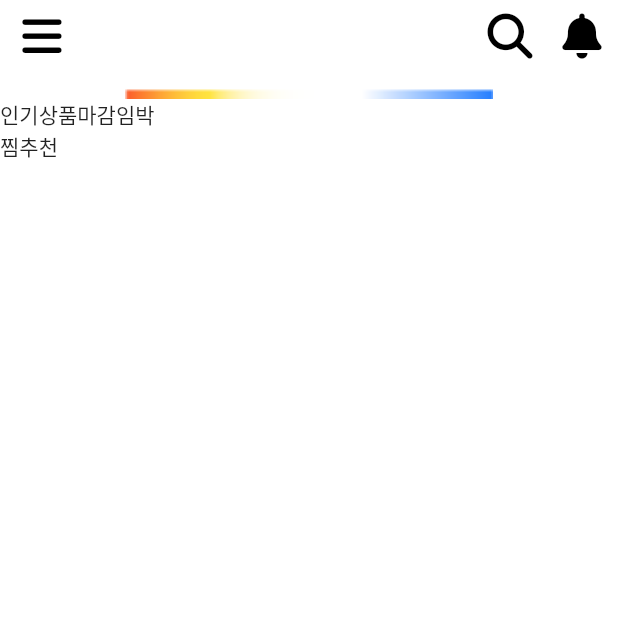
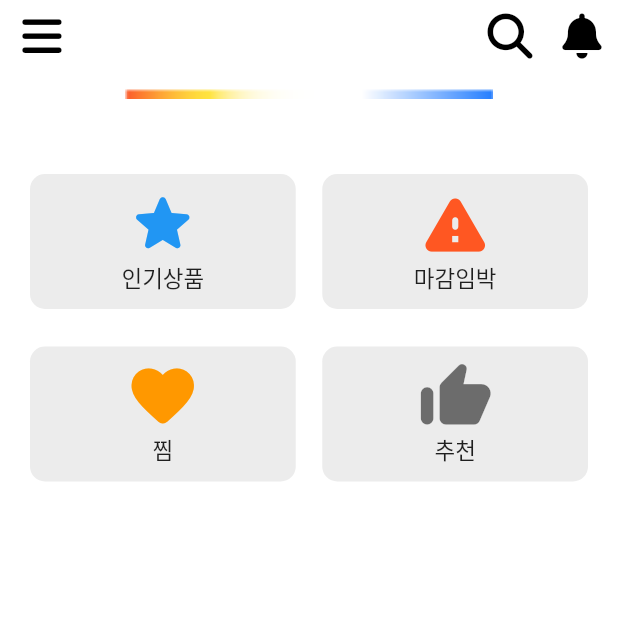
Before and after one commit to AsanHO/rayshop, a Flutter app: the HomeScreen screen opened directly, on a phone screen of 412 x 824 dp, the top half of it. Run offline on Flutter 3.47's test engine with Material 2 defaults, Android fonts, the phone set to English and light mode, and no system bars; our stand-ins replace firebase_auth, firebase_core, flutter_secure_storage, font_awesome_flutter; accounts and stored records are empty.

Commit message:
04/13 home_screen

```diff
--- a/lib/enroll/enroll_screen.dart
+++ b/lib/enroll/enroll_screen.dart
@@ -3,7 +3,9 @@ import 'package:rayshop/enroll/widgets/enrollComboBox.dart';
 import 'package:rayshop/enroll/widgets/enrollTextField.dart';
 
 class EnrollScreen extends StatefulWidget {
-  const EnrollScreen({super.key});
+  const EnrollScreen({
+    super.key,
+  });
 
   @override
   State<EnrollScreen> createState() => _EnrollScreenState();
@@ -70,10 +72,10 @@ class _EnrollScreenState extends State<EnrollScreen> {
                       borderRadius: BorderRadius.circular(20)),
                   height: 110,
                   width: 110,
-                  child: Padding(
-                    padding: const EdgeInsets.all(10),
+                  child: const Padding(
+                    padding: EdgeInsets.all(10),
                     child: Column(
-                      children: const [
+                      children: [
                         Icon(
                           Icons.camera_alt_outlined,
                           size: 70,
--- a/lib/home/home_screen.dart
+++ b/lib/home/home_screen.dart
@@ -1,5 +1,6 @@
 import 'package:flutter/material.dart';
 import 'package:font_awesome_flutter/font_awesome_flutter.dart';
+import 'package:rayshop/home/widgets/button.dart';
 
 class HomeScreen extends StatefulWidget {
   const HomeScreen({super.key});
@@ -52,15 +53,62 @@ class _HomeState extends State<HomeScreen> {
           ),
         ),
         body: TabBarView(children: [
-          Column(
-            children: [
-              Row(
-                children: const [Text("인기상품"), Text("마감임박")],
+          const SingleChildScrollView(
+            child: Padding(
+              padding: EdgeInsets.all(20),
+              child: Column(
+                children: [
+                  SizedBox(
+                    height: 30,
+                  ),
+                  Row(
+                    mainAxisAlignment: MainAxisAlignment.spaceBetween,
+                    children: [
+                      Button(
+                        text: '인기상품',
+                        icon: Icon(
+                          Icons.star_rounded,
+                          color: Colors.blue,
+                          size: 50,
+                        ),
+                      ),
+                      Button(
+                        text: '마감임박',
+                        icon: Icon(
+                          Icons.warning_rounded,
+                          size: 50,
+                          color: Colors.deepOrange,
+                        ),
+                      ),
+                    ],
+                  ),
+                  SizedBox(
+                    height: 25,
+                  ),
+                  Row(
+                    mainAxisAlignment: MainAxisAlignment.spaceBetween,
+                    children: [
+                      Button(
+                        text: '찜',
+                        icon: Icon(
+                          Icons.favorite_rounded,
+                          size: 50,
+                          color: Colors.orange,
+                        ),
+                      ),
+                      Button(
+                        text: '추천',
+                        icon: Icon(
+                          Icons.thumb_up_rounded,
+                          size: 50,
+                          color: Colors.black54,
+                        ),
+                      ),
+                    ],
+                  ),
+                ],
               ),
-              Row(
-                children: const [Text("찜"), Text("추천")],
-              )
-            ],
+            ),
           ),
           GridView.builder(
             gridDelegate: const SliverGridDelegateWithFixedCrossAxisCount(
@@ -81,7 +129,7 @@ class _HomeState extends State<HomeScreen> {
                 )
               ],
             ),
-          )
+          ),
         ]),
       ),
     );
--- /dev/null
+++ b/lib/home/widgets/button.dart
@@ -0,0 +1,41 @@
+import 'package:flutter/material.dart';
+
+class Button extends StatelessWidget {
+  final String text;
+  final Icon icon;
+  const Button({
+    super.key,
+    required this.text,
+    required this.icon,
+  });
+
+  @override
+  Widget build(BuildContext context) {
+    final double screenWidth = MediaQuery.of(context).size.width;
+
+    return InkWell(
+      onTap: () {},
+      child: Container(
+        decoration: BoxDecoration(
+            color: Colors.grey.withOpacity(0.2),
+            borderRadius: BorderRadius.circular(10)),
+        height: 90,
+        width: screenWidth * 0.43,
+        child: Padding(
+          padding: const EdgeInsets.all(8.0),
+          child: Column(
+            children: [
+              icon,
+              Text(
+                text,
+                style: const TextStyle(
+                  fontSize: 15,
+                ),
+              ),
+            ],
+          ),
+        ),
+      ),
+    );
+  }
+}
```
